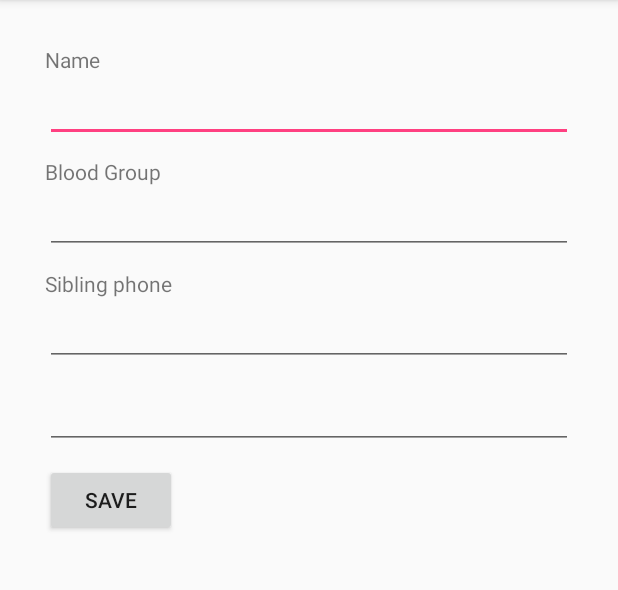
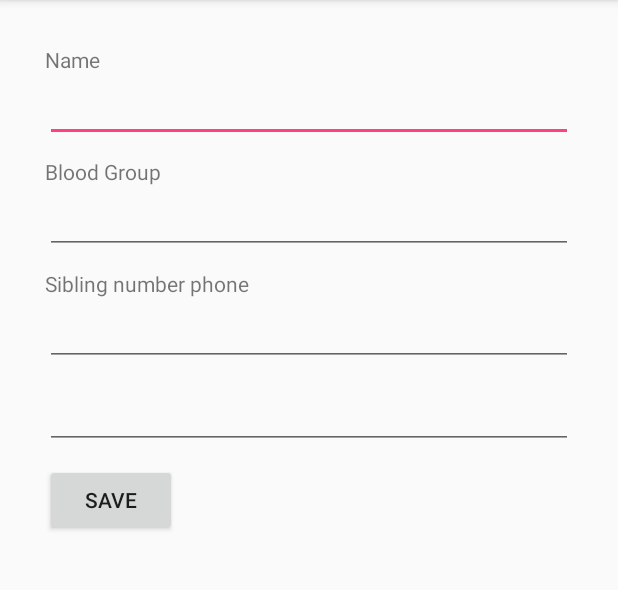
Before and after one commit to chin8628/Procon-Kosen, an Android app: the EditProfile screen opened directly, with no data from a screen before it, on a phone screen of 412 x 824 dp, the part 84-674 px from its top. Run offline under Robolectric (Android 15) with nearby library versions, the phone set to English and light mode, and no system bars.

Commit message:
Edit string on Edit-sibling-label

```diff
--- a/src/app/src/main/res/values/strings.xml
+++ b/src/app/src/main/res/values/strings.xml
@@ -18,7 +18,7 @@
 
     <!-- Edit profile page -->
     <string name="edit_name">Name</string>
-    <string name="edit_sibling">Sibling phone</string>
+    <string name="edit_sibling">Sibling number phone</string>
     <string name="edit_blood">Blood Group</string>
 
     <!-- Universal button -->
```
